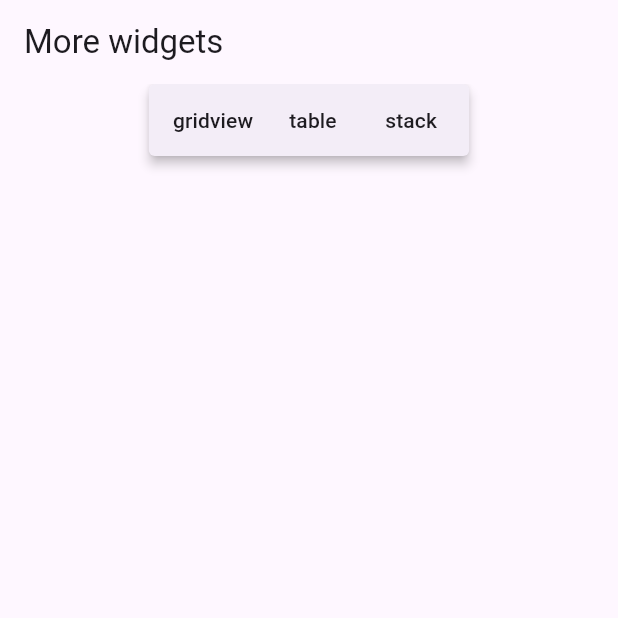
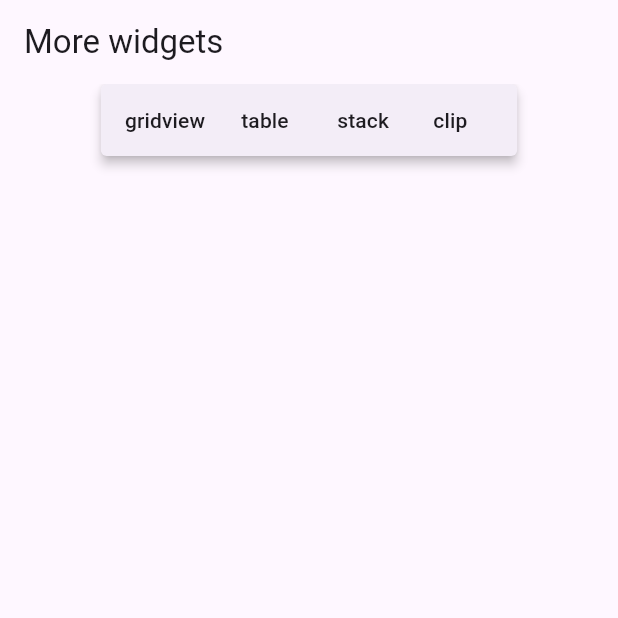
Before and after one commit to kitNa/more_widgets, a Flutter app: the screen it shows after launch, on a phone screen of 412 x 824 dp, the top half of it. Run offline on Flutter 3.47's test engine with Material 3 defaults, Android fonts, the phone set to English and light mode, and no system bars.

Commit message:
ClipRect and ClipOval examples was added

```diff
--- a/lib/pages/home_page.dart
+++ b/lib/pages/home_page.dart
@@ -23,6 +23,10 @@ class HomePage extends StatelessWidget {
           MenuItemButton(
             child: const Text('stack'),
             onPressed: () => Navigator.pushNamed(context, '/stack'),
+          ),
+          MenuItemButton(
+            child: const Text('clip'),
+            onPressed: () => Navigator.pushNamed(context, '/clip'),
           )
         ]),
       ])),
--- a/lib/routes.dart
+++ b/lib/routes.dart
@@ -1,4 +1,5 @@
 import 'package:flutter/cupertino.dart';
+import 'package:more_widgets/pages/clip_page.dart';
 import 'package:more_widgets/pages/pages_library.dart';
 import 'package:more_widgets/pages/stack_page.dart';
 
@@ -7,4 +8,5 @@ final routes = {
   '/gridview': (BuildContext context) => const GridViewPage(),
   '/table': (BuildContext context) => const TablePage(),
   '/stack': (BuildContext context) => const StackPage(),
+  '/clip': (BuildContext context) => const ClipPage(),
 };
--- a/pubspec.yaml
+++ b/pubspec.yaml
@@ -60,6 +60,8 @@ flutter:
   # included with your application, so that you can use the icons in
   # the material Icons class.
   uses-material-design: true
+  assets:
+    - lib/assets/images/cat.png
 
   # To add assets to your application, add an assets section, like this:
   # assets:
```
Also changed, not shown: lib/pages/clip_page.dart (added, +30 -0 lines), 1 other file. Lines whose indentation alone changed are shown as unchanged.
